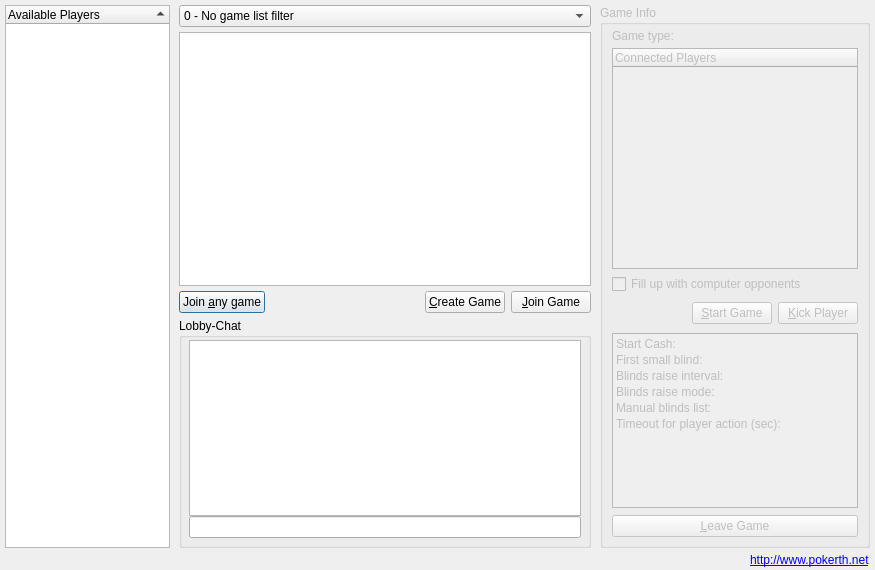
Before: the Qt Designer form src/gui/qt/gamelobbydialog.ui in pokerth/pokerth, drawn with Qt 5.
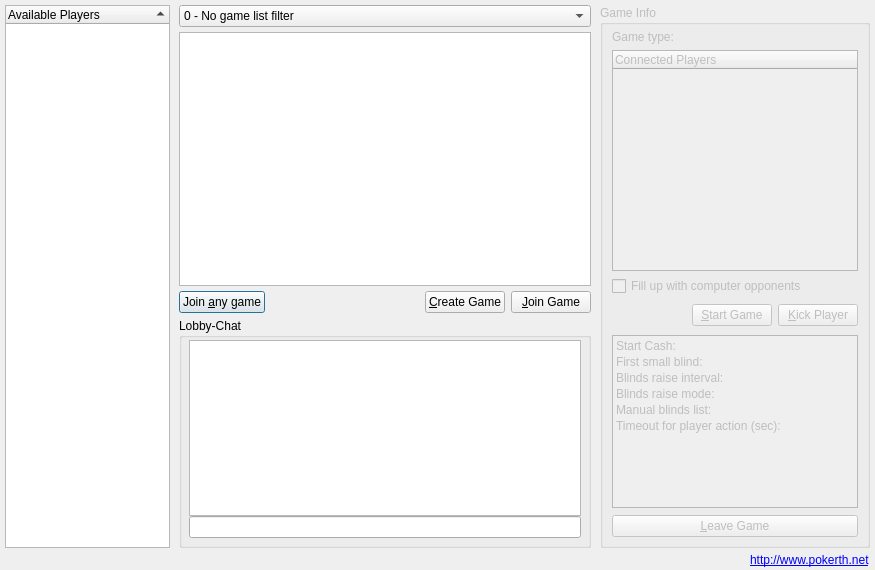
After: the same form once the commit is applied.

```diff
--- a/src/gui/qt/gamelobbydialog.ui
+++ b/src/gui/qt/gamelobbydialog.ui
@@ -324,7 +324,23 @@
          </widget>
         </item>
         <item>
-         <widget class="QLabel" name="label_typeIcon"/>
+         <widget class="QLabel" name="label_typeIcon">
+          <property name="minimumSize">
+           <size>
+            <width>16</width>
+            <height>16</height>
+           </size>
+          </property>
+          <property name="maximumSize">
+           <size>
+            <width>16</width>
+            <height>16</height>
+           </size>
+          </property>
+          <property name="scaledContents">
+           <bool>true</bool>
+          </property>
+         </widget>
         </item>
         <item>
          <widget class="QLabel" name="label_typeText">
```
